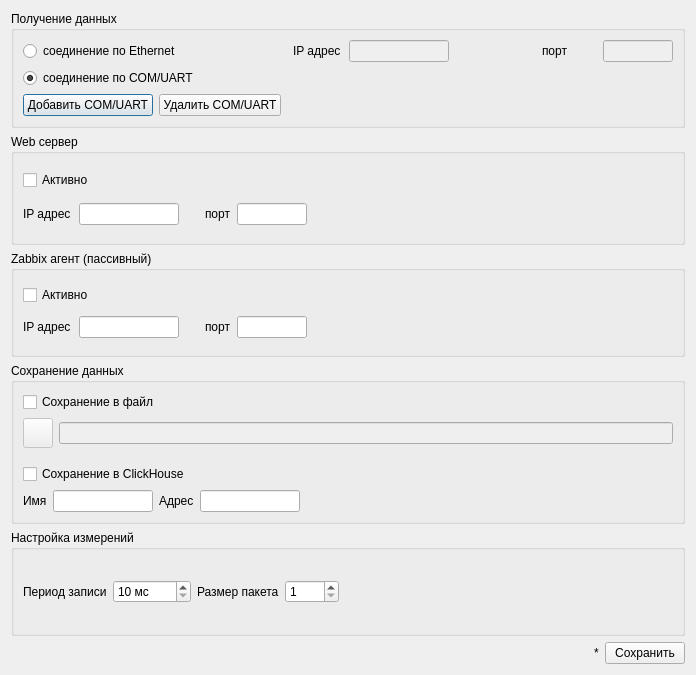
Tyill/SVisual, file src/SVMonitor/forms/settings_dialog.ui: the form before one commit.
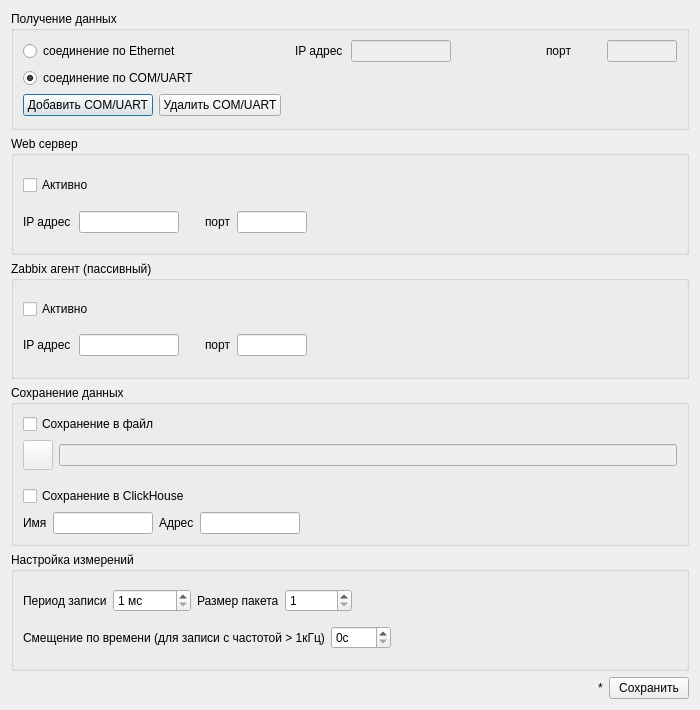
The form after the commit. Icons and pictures are not drawn.

The edit to the form file:
```diff
--- a/src/SVMonitor/forms/settings_dialog.ui
+++ b/src/SVMonitor/forms/settings_dialog.ui
@@ -6,8 +6,8 @@
    <rect>
     <x>0</x>
     <y>0</y>
-    <width>696</width>
-    <height>675</height>
+    <width>700</width>
+    <height>710</height>
    </rect>
   </property>
   <property name="minimumSize">
@@ -574,7 +574,7 @@
            <string> мс</string>
           </property>
           <property name="minimum">
-           <number>10</number>
+           <number>1</number>
           </property>
           <property name="maximum">
            <number>60000</number>
@@ -597,7 +597,10 @@
            <number>1</number>
           </property>
           <property name="maximum">
-           <number>1000</number>
+           <number>1000000</number>
+          </property>
+          <property name="value">
+           <number>1</number>
           </property>
           <property name="Value" stdset="0">
            <number>10</number>
@@ -622,6 +625,40 @@
         </item>
        </layout>
       </item>
+      <item>
+       <layout class="QHBoxLayout" name="horizontalLayout_7">
+        <item>
+         <widget class="QLabel" name="label_9">
+          <property name="text">
+           <string>Смещение по времени (для записи c частотой &gt; 1кГц)</string>
+          </property>
+         </widget>
+        </item>
+        <item>
+         <widget class="QSpinBox" name="spinTimeOffsetSec">
+          <property name="suffix">
+           <string>с</string>
+          </property>
+          <property name="maximum">
+           <number>1000</number>
+          </property>
+         </widget>
+        </item>
+        <item>
+         <spacer name="horizontalSpacer_11">
+          <property name="orientation">
+           <enum>Qt::Horizontal</enum>
+          </property>
+          <property name="sizeHint" stdset="0">
+           <size>
+            <width>40</width>
+            <height>20</height>
+           </size>
+          </property>
+         </spacer>
+        </item>
+       </layout>
+      </item>
      </layout>
     </widget>
    </item>
```
